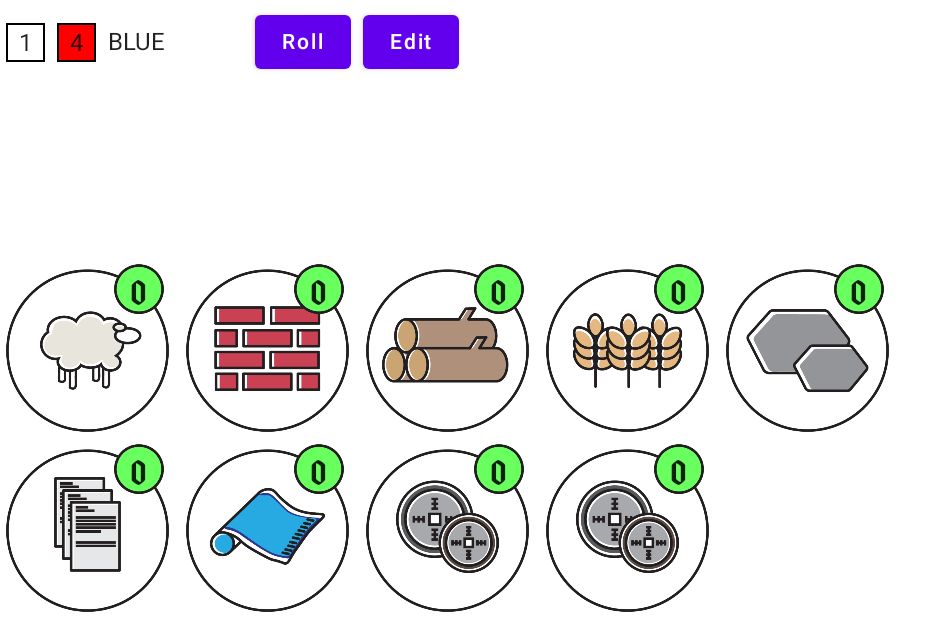
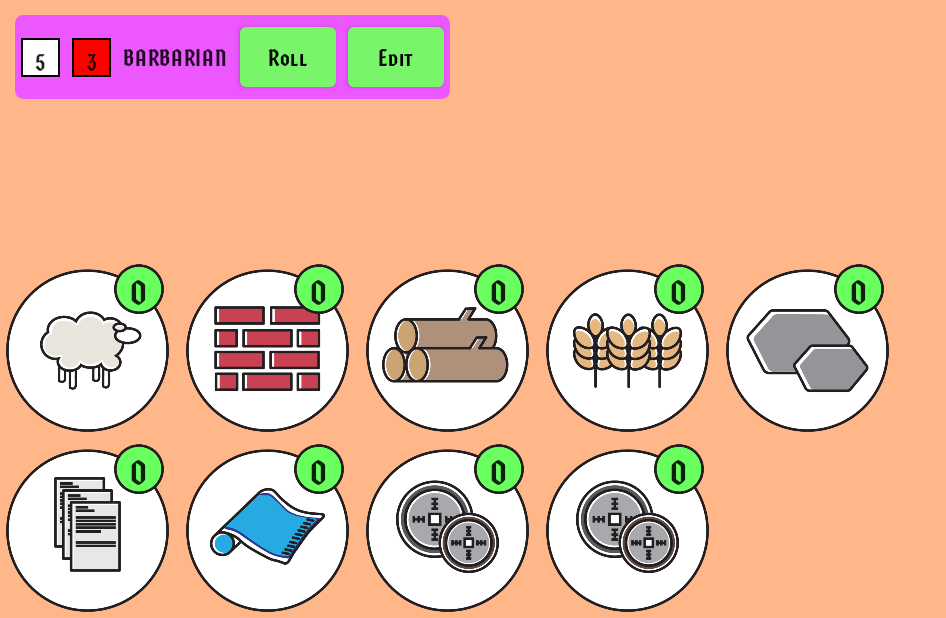
Before and after one commit to cmgrier/Catan_Resource_Manager, an Android app built with Jetpack Compose: the screen it shows after launch (MainActivity), after a tap on "Roll", on a phone screen of 824 x 412 dp (held sideways). Shown: the whole screen, without its empty margins (0-946 px from the left). Run offline under Robolectric (Android 15) with nearby library versions, the phone set to English and light mode, and no system bars.

Commit message:
fix styling for remaining text fields and buttons

```diff
--- a/app/src/main/java/com/example/catanResourceManager/DiceRoller.kt
+++ b/app/src/main/java/com/example/catanResourceManager/DiceRoller.kt
@@ -4,7 +4,9 @@ import androidx.compose.foundation.BorderStroke
 import androidx.compose.foundation.background
 import androidx.compose.foundation.border
 import androidx.compose.foundation.layout.*
+import androidx.compose.foundation.shape.RoundedCornerShape
 import androidx.compose.material.Button
+import androidx.compose.material.ButtonDefaults
 import androidx.compose.material.Text
 import androidx.compose.runtime.Composable
 import androidx.compose.runtime.MutableState
@@ -15,6 +17,8 @@ import androidx.compose.ui.graphics.Color
 import androidx.compose.ui.text.style.TextAlign
 import androidx.compose.ui.tooling.preview.Preview
 import androidx.compose.ui.unit.dp
+import com.example.catanResourceManager.ui.theme.AppTypography
+import com.example.catanResourceManager.ui.theme.Colors
 import kotlin.random.Random
 
 class RollManager(private val listenerList: MutableList<RollListener>) {
@@ -39,9 +43,14 @@ class Roll(
     val eventDie: MutableState<EventDieResult> = mutableStateOf(EventDieResult.BARBARIAN)
 ) {
     fun randomize(): Roll {
-        primaryDie.value = Random.nextInt(5)
-        secondaryDie.value = Random.nextInt(5)
-        eventDie.value = EventDieResult.values()[Random.nextInt(EventDieResult.values().size)]
+        primaryDie.value = Random.nextInt(1, 7)
+        secondaryDie.value = Random.nextInt(1, 7)
+        eventDie.value = when (Random.nextInt(1, 7)) {
+            1 -> EventDieResult.BLUE
+            2 -> EventDieResult.GREEN
+            3 -> EventDieResult.YELLOW
+            else -> EventDieResult.BARBARIAN
+        }
         return this
     }
 }
@@ -53,26 +62,30 @@ enum class EventDieResult() {
 @Composable
 fun DiceView(rollManager: RollManager, modifier: Modifier) {
     val diceLength = 18.dp
-    val eventTextLength = 90.dp
+    val eventTextLength = 70.dp
     Row(
         modifier = modifier
-            .padding()
-            .background(Color.White),
+            .padding(10.dp)
+            .background(Colors.Base.color, shape = RoundedCornerShape(10)),
         verticalAlignment = Alignment.CenterVertically
     ) {
         Text(
             text = rollManager.currentRoll.primaryDie.value.toString(),
             textAlign = TextAlign.Center,
+            style = AppTypography.body1,
             modifier = Modifier
                 .padding(4.dp)
                 .border(BorderStroke(1.dp, Color.Black))
+                .background(Color.White)
                 .padding(4.dp)
                 .width(diceLength)
                 .height(diceLength)
+
         )
         Text(
             text = rollManager.currentRoll.secondaryDie.value.toString(),
             textAlign = TextAlign.Center,
+            style = AppTypography.body1,
             modifier = Modifier
                 .padding(4.dp)
                 .border(BorderStroke(1.dp, Color.Black))
@@ -83,21 +96,30 @@ fun DiceView(rollManager: RollManager, modifier: Modifier) {
         )
         Text(
             text = rollManager.currentRoll.eventDie.value.name,
+            style = AppTypography.body1,
             modifier = Modifier
                 .padding(4.dp)
                 .widthIn(eventTextLength)
         )
         Button(
             onClick = { rollManager.handleNewRoll(Roll().randomize()) },
+            colors = ButtonDefaults.buttonColors(backgroundColor = Colors.Primary.color),
             modifier = Modifier.padding(4.dp)
         ) {
-            Text(text = "Roll")
+            Text(
+                text = "Roll",
+                style = AppTypography.body1
+            )
         }
         Button(
             onClick = { /*TODO*/ },
+            colors = ButtonDefaults.buttonColors(backgroundColor = Colors.Primary.color),
             modifier = Modifier.padding(4.dp)
         ) {
-            Text(text = "Edit")
+            Text(
+                text = "Edit",
+                style = AppTypography.body1
+            )
         }
 
     }
--- a/app/src/main/java/com/example/catanResourceManager/MainActivity.kt
+++ b/app/src/main/java/com/example/catanResourceManager/MainActivity.kt
@@ -9,8 +9,10 @@ import androidx.compose.material.*
 import androidx.compose.runtime.Composable
 import androidx.compose.ui.Alignment
 import androidx.compose.ui.Modifier
+import androidx.compose.ui.graphics.Color
 import com.example.catanResourceManager.Player.PlayerManager
 import com.example.catanResourceManager.ui.theme.CatanResourceManagerTheme
+import com.example.catanResourceManager.ui.theme.Colors
 
 class MainActivity : ComponentActivity() {
     override fun onCreate(savedInstanceState: Bundle?) {
@@ -31,7 +33,9 @@ fun MainApp() {
     Scaffold(
         scaffoldState = scaffoldState,
         drawerContent = { ResourceEditor(playerManager.numberManager) },
+        drawerBackgroundColor = Color.Transparent,
         content = { FrontPage(playerManager) },
+        backgroundColor = Colors.BaseAlternate.color,
         bottomBar = {  }
     )
 }
--- a/app/src/main/java/com/example/catanResourceManager/ResourceEditor.kt
+++ b/app/src/main/java/com/example/catanResourceManager/ResourceEditor.kt
@@ -14,14 +14,13 @@ import androidx.compose.material.icons.filled.Delete
 import androidx.compose.runtime.*
 import androidx.compose.ui.Alignment
 import androidx.compose.ui.Modifier
+import androidx.compose.ui.graphics.Color
 import androidx.compose.ui.res.painterResource
 import androidx.compose.ui.text.style.TextAlign
 import androidx.compose.ui.tooling.preview.Preview
 import androidx.compose.ui.unit.dp
-import com.example.catanResourceManager.ui.theme.Primary
-import com.example.catanResourceManager.ui.theme.Secondary
-import com.example.catanResourceManager.ui.theme.Shapes
-import com.example.catanResourceManager.ui.theme.Typography
+import com.example.catanResourceManager.ui.theme.*
+import com.example.catanResourceManager.ui.theme.Colors
 
 val cardHeight = 90.dp
 
@@ -52,18 +51,22 @@ class NumberManager {
 @Preview
 @Composable
 fun ResourceEditor(numberManager: NumberManager = NumberManager()) {
-    var addState: MutableState<Boolean> = remember { mutableStateOf(false) }
-    Box {
-        LazyColumn {
+    val addState: MutableState<Boolean> = remember { mutableStateOf(false) }
+    Box(Modifier.background(Color.Transparent)) {
+        LazyColumn(Modifier.background(Color.Transparent)) {
             for (entry in numberManager.numberList) {
                 item { NumberCard(entry.key, remember { entry.value }, remember { addState }) }
             }
         }
         FloatingActionButton(
             modifier = Modifier.align(alignment = Alignment.BottomEnd),
-            onClick = { addState.value = !addState.value }
+            onClick = { addState.value = !addState.value },
+            backgroundColor = Colors.BaseAlternate.color
         ) {
-            Icon(if (addState.value) Icons.Filled.Add else Icons.Filled.Delete, "Add State ${addState.value}")
+            Text(
+                text = if (addState.value) "+" else "-",
+                style = AppTypography.h3
+            )
         }
     }
 }
@@ -73,7 +76,7 @@ fun ResourceEditor(numberManager: NumberManager = NumberManager()) {
 fun NumberCard(number: Int = 0, resourceManager: ResourceManager = remember { ResourceManager() }, add: MutableState<Boolean> = remember { mutableStateOf(false) }) {
     Card(
         shape = Shapes.medium,
-        backgroundColor = Secondary,
+        backgroundColor = Colors.Base.color,
         elevation = 4.dp,
         modifier = Modifier
             .heightIn(min = cardHeight)
@@ -95,9 +98,10 @@ fun NumberCard(number: Int = 0, resourceManager: ResourceManager = remember { Re
 fun NumberHeader(number: Int) {
     Text(
         text = number.toString(),
-        style = Typography.h2,
+        style = AppTypography.h2,
         modifier = Modifier
             .heightIn(max = cardHeight)
+            .padding(12.dp)
     )
 
 }
@@ -154,6 +158,7 @@ fun ResourceView(resource: Resource, resourceManager: ResourceManager, add: Muta
         Text(
             text = resourceManager.getResourceAmount(resource.name).toString(),
             textAlign = TextAlign.Center,
+            style = AppTypography.body1,
             modifier = Modifier
                 .align(Alignment.TopEnd)
                 .width(30.dp)
--- a/app/src/main/java/com/example/catanResourceManager/ui/theme/Color.kt
+++ b/app/src/main/java/com/example/catanResourceManager/ui/theme/Color.kt
@@ -11,3 +11,11 @@ val Teal200 = Color(0xFF03DAC5)
 val Primary = Color.Gray
 val Secondary = Color.LightGray
 val Base = Color.White
+
+enum class Colors(val color: Color) {
+    Primary(Color(0xff78f569)),
+    Secondary(Color(0xffff9857)),
+    Tertiary(Color(0xff57beff)),
+    Base(Color(0xffec57ff)),
+    BaseAlternate(Color(0xffffb689))
+}
```
